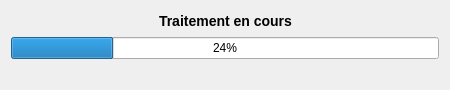
Before: the Qt Designer form Prototypes/AntiPlagia/src/Antiplagia/progress.ui in Lorette/Antiplagiat, drawn with Qt 5.
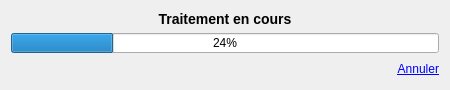
After: the same form once the commit is applied.

Commit message: Ajout Bouton Annuler

Patch:
```diff
--- a/Prototypes/AntiPlagia/src/Antiplagia/progress.ui
+++ b/Prototypes/AntiPlagia/src/Antiplagia/progress.ui
@@ -26,42 +26,51 @@
    <string>Traitement</string>
   </property>
   <layout class="QGridLayout" name="gridLayout">
-   <item row="0" column="1">
+   <item row="0" column="0" colspan="5">
     <widget class="QLabel" name="label">
      <property name="text">
-      <string>&lt;h3&gt;Traitement en cours&lt;/h3&gt;</string>
+      <string>&lt;!DOCTYPE HTML PUBLIC &quot;-//W3C//DTD HTML 4.0//EN&quot; &quot;http://www.w3.org/TR/REC-html40/strict.dtd&quot;&gt;
+&lt;html&gt;&lt;head&gt;&lt;meta name=&quot;qrichtext&quot; content=&quot;1&quot; /&gt;&lt;style type=&quot;text/css&quot;&gt;
+p, li { white-space: pre-wrap; }
+&lt;/style&gt;&lt;/head&gt;&lt;body style=&quot; font-family:'MS Shell Dlg 2'; font-size:8.25pt; font-weight:400; font-style:normal;&quot;&gt;
+&lt;p align=&quot;center&quot; style=&quot; margin-top:14px; margin-bottom:12px; margin-left:0px; margin-right:0px; -qt-block-indent:0; text-indent:0px;&quot;&gt;&lt;span style=&quot; font-size:large; font-weight:600;&quot;&gt;Traitement en cours&lt;/span&gt;&lt;/p&gt;&lt;/body&gt;&lt;/html&gt;</string>
      </property>
     </widget>
    </item>
-   <item row="1" column="0" colspan="3">
+   <item row="1" column="0" colspan="5">
     <widget class="QProgressBar" name="progressBar">
      <property name="value">
       <number>24</number>
      </property>
     </widget>
    </item>
-   <item row="0" column="0">
-    <spacer name="horizontalSpacer">
-     <property name="orientation">
-      <enum>Qt::Horizontal</enum>
-     </property>
-     <property name="sizeHint" stdset="0">
-      <size>
-       <width>40</width>
-       <height>20</height>
-      </size>
-     </property>
-    </spacer>
-   </item>
-   <item row="2" column="0" colspan="3">
+   <item row="2" column="0" colspan="2">
     <widget class="QLabel" name="label_2">
      <property name="text">
       <string/>
      </property>
     </widget>
    </item>
-   <item row="0" column="2">
-    <spacer name="horizontalSpacer_2">
+   <item row="2" column="4">
+    <widget class="QPushButton" name="pushButton">
+     <property name="cursor">
+      <cursorShape>PointingHandCursor</cursorShape>
+     </property>
+     <property name="styleSheet">
+      <string notr="true">color:rgb(0, 0, 255);
+border:0px;
+font: 8pt &quot;MS Shell Dlg 2&quot;;
+text-decoration: underline;
+text-align: right;
+font: 9pt &quot;Arial&quot;;</string>
+     </property>
+     <property name="text">
+      <string>Annuler</string>
+     </property>
+    </widget>
+   </item>
+   <item row="2" column="3">
+    <spacer name="horizontalSpacer_3">
      <property name="orientation">
       <enum>Qt::Horizontal</enum>
      </property>
```
The commit also changes 7 other files.
